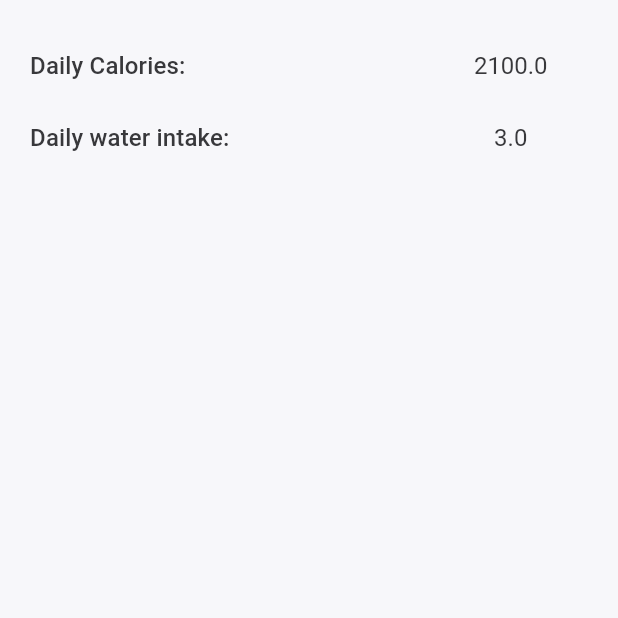
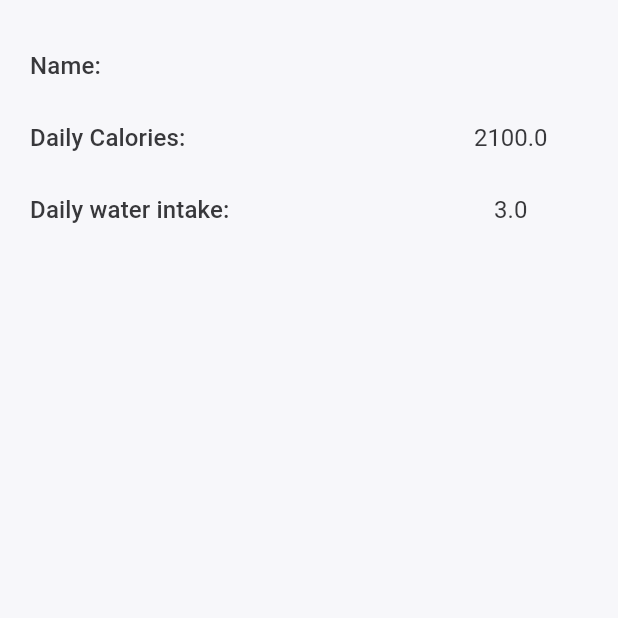
Before and after one commit to blaz-cerpnjak/flutter-nutrition-app, a Flutter app: the UserProfileScreen screen opened directly, on a phone screen of 412 x 824 dp, the top half of it. Run offline on Flutter 3.47's test engine with Material 2 defaults, Android fonts, the phone set to English and light mode, and no system bars; our stand-ins replace date_format, date_picker_timeline, flutter_speed_dial, flutter_svg, flutter_zoom_drawer, google_fonts and 5 more; accounts and stored records are empty.

Commit message:
Implement saving username to preferences

```diff
--- a/nutrition_app/lib/providers/preferences.dart
+++ b/nutrition_app/lib/providers/preferences.dart
@@ -7,10 +7,12 @@ class Preferences with ChangeNotifier {
   double _calories = 2000.0;
   double _waterAmount = 3.0;
   bool _doneLoading = false;
+  String _username = '';
 
   double get calories => _calories;
   double get waterAmount => _waterAmount;
   bool get doneLoading => _doneLoading;
+  String get username => _username;
 
   Preferences() {
     _loadFromPrefs();
@@ -33,6 +35,11 @@ class Preferences with ChangeNotifier {
     notifyListeners();
   }
 
+  setUsername(String username) {
+    _username = username;
+    notifyListeners();
+  }
+
   _initPrefs() async {
     _preferences ??= await SharedPreferences.getInstance();
   }
@@ -41,6 +48,7 @@ class Preferences with ChangeNotifier {
     await _initPrefs();
     _calories = _preferences?.getDouble('calories') ?? 2000.0;
     _waterAmount = _preferences?.getDouble('waterAmount') ?? 3.0;
+    _username = _preferences?.getString('username') ?? '';
     notifyListeners();
   }
 
@@ -48,6 +56,7 @@ class Preferences with ChangeNotifier {
     await _initPrefs();
     _preferences?.setDouble('calories', _calories);
     _preferences?.setDouble('waterAmount', _waterAmount);
+    _preferences?.setString('username', _username);
   }
 
 }
--- a/nutrition_app/lib/screens/user_profile_screen.dart
+++ b/nutrition_app/lib/screens/user_profile_screen.dart
@@ -16,26 +16,27 @@ class UserProfileScreen extends StatefulWidget {
 class _UserProfileScreenState extends State<UserProfileScreen> {
   final TextEditingController _dailyCalsController = TextEditingController();
   final TextEditingController _dailyWaterIntakeController = TextEditingController();
+  final TextEditingController _nameController = TextEditingController();
   late double calories;
   late double waterIntake;
+  late String name;
 
   @override
   void initState() {
-    setCalories();
-    setWaterIntake();
+    setData();
     super.initState();
   }
 
-  Future<void> setCalories() async {
+  Future<void> setData() async {
     SharedPreferences prefs = await SharedPreferences.getInstance();
+
     calories = prefs.getDouble("calories") ?? 2100;
+    waterIntake = prefs.getDouble("waterAmount") ?? 3.0;
+    name = prefs.getString('username') ?? '?';
+
     _dailyCalsController.text = calories.toString();
-  }
-
-  Future<void> setWaterIntake() async {
-    SharedPreferences prefs = await SharedPreferences.getInstance();
-    waterIntake = prefs.getDouble("waterAmount") ?? 3.0;
     _dailyWaterIntakeController.text = waterIntake.toString();
+    _nameController.text = name.toString();
   }
 
   void showSnackbar(BuildContext context, String text) {
@@ -56,6 +57,28 @@ class _UserProfileScreenState extends State<UserProfileScreen> {
         child: Center(
           child: Column(
             children: [
+              Row(
+                mainAxisAlignment: MainAxisAlignment.spaceBetween,
+                children: [
+                  Text(
+                    'Name:',
+                    style: Theme.of(context).textTheme.subtitle2,
+                  ),
+                  SizedBox(
+                    width: 100,
+                    child: TextField(
+                      controller: _nameController,
+                      style: Theme.of(context).textTheme.bodyText1,
+                      textAlign: TextAlign.center,
+                      decoration: const InputDecoration(border: InputBorder.none),
+                      onSubmitted: (s) {
+                        context.read<Preferences>().setUsername(s);
+                        showSnackbar(context, 'Success');
+                      },
+                    ),
+                  ),
+                ],
+              ),
               Row(
                 mainAxisAlignment: MainAxisAlignment.spaceBetween,
                 children: [
```
Also changed, not shown: nutrition_app/lib/screens/home_screen.dart (+5 -3 lines).
